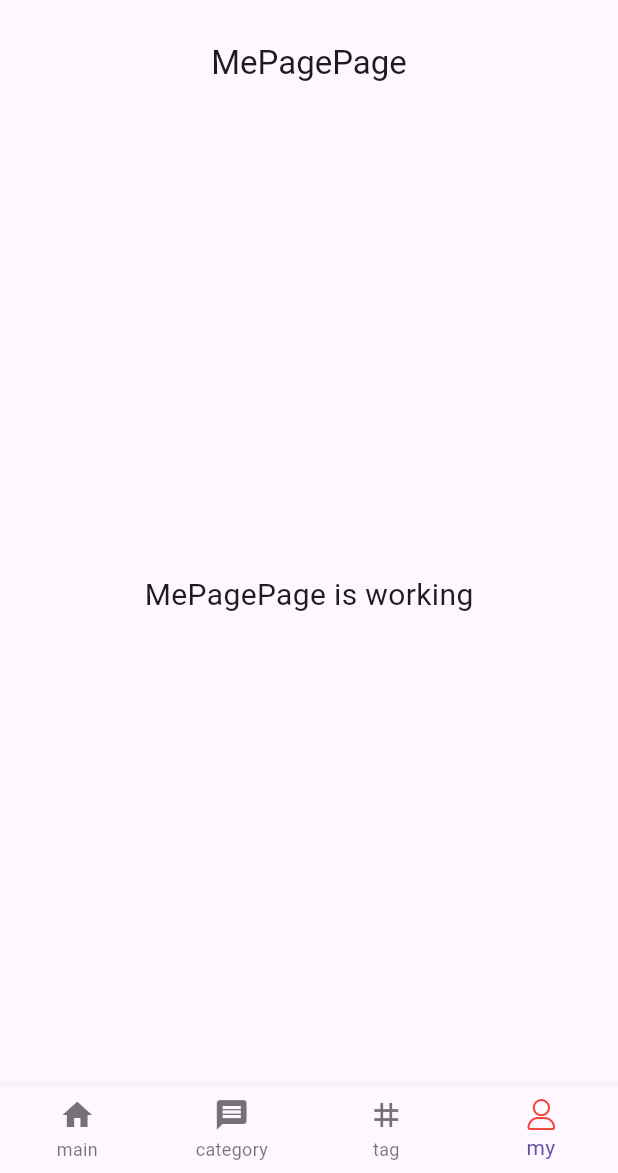
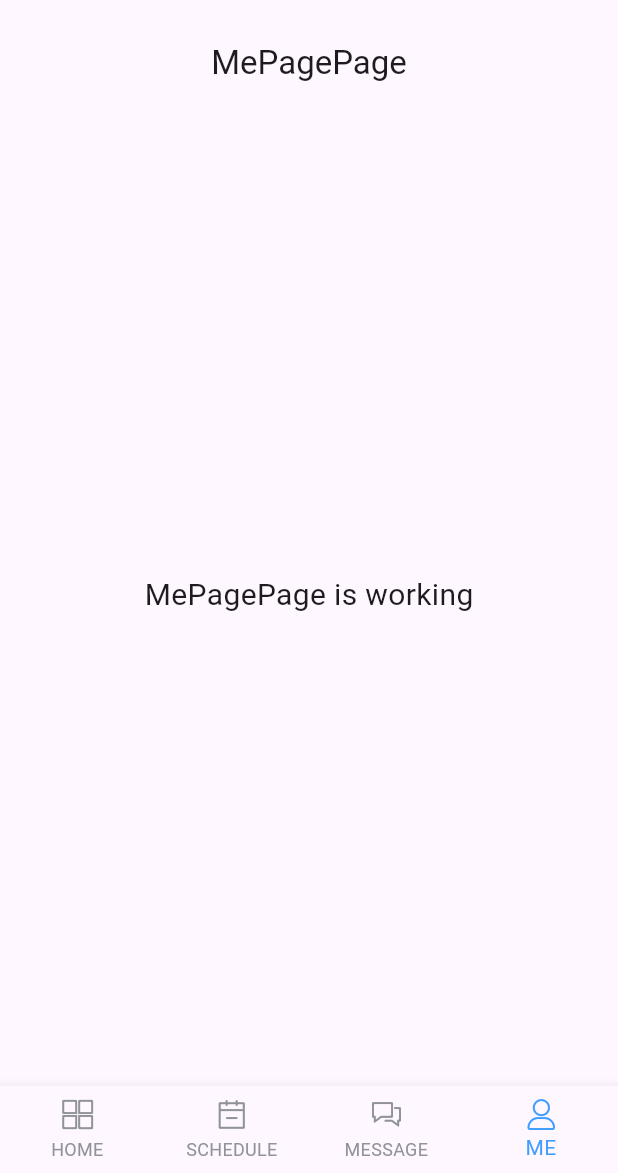
Before and after one commit to ycx211314/codery_app, a Flutter app: the screen it shows after launch, swiped to page 4, on a phone screen of 412 x 824 dp, the part 63-1236 px from its top. Run offline on Flutter 3.47's test engine with Material 3 defaults, Android fonts, the phone set to English and light mode, and no system bars; our stand-ins replace dio, flutter_screenutil.

Commit message:
✨ feat: 添加适配

```diff
--- a/lib/common/config/global.dart
+++ b/lib/common/config/global.dart
@@ -1,6 +1,10 @@
 //定一个Config类，里面有镜头字符串
+import 'dart:ui';
+
 class Config {
   static const String baseUrl = "http://test.com.cn/api/";
   static const int connectTimeout = 6;
   static const int receiveTimeout = 6;
+
+  static const Size designSize = Size(360, 690);
 }
--- /dev/null
+++ b/lib/common/themes/codery_theme.dart
@@ -0,0 +1,25 @@
+import 'package:codery/common/utils/color_helper.dart';
+import 'package:flutter/material.dart';
+
+final Color primaryColor = ColorHelper.hexToColor("#409EFF");
+final Color secondaryLightColor = ColorHelper.hexToColor("#909399");
+
+final Color primaryTextColor = ColorHelper.hexToColor("#303133");
+final Color regularTextColor = ColorHelper.hexToColor("#606266");
+final Color secondaryTextColor = ColorHelper.hexToColor("#909399");
+final Color placeholderTextColor = ColorHelper.hexToColor("#C0C4CC");
+
+final Color backgroundColorW = ColorHelper.hexToColor("#FFFFFF");
+
+final Color borderBaseColor = ColorHelper.hexToColor("#DCDFE6");
+final Color borderLightColor = ColorHelper.hexToColor("#E4E7ED");
+final Color borderLighterColor = ColorHelper.hexToColor("#EBEEF5");
+final Color borderExtraLightColor = ColorHelper.hexToColor("#F2F6FC");
+
+ThemeData coderyTheme = ThemeData(
+  bottomNavigationBarTheme: BottomNavigationBarThemeData(
+      selectedItemColor: primaryColor,
+      unselectedItemColor: secondaryLightColor,
+      selectedIconTheme: IconThemeData(color: primaryColor),
+      unselectedIconTheme: IconThemeData(color: secondaryLightColor)),
+);
--- /dev/null
+++ b/lib/common/utils/color_helper.dart
@@ -0,0 +1,8 @@
+import 'dart:ui';
+
+class ColorHelper {
+//静态方法将16进制颜色转换为Color对象
+  static Color hexToColor(String hex) {
+    return Color(int.parse(hex.replaceAll('#', '0xff')));
+  }
+}
--- a/lib/iconfont.dart
+++ /dev/null
@@ -1,145 +0,0 @@
-import 'package:flutter/material.dart';
-
-class Iconfont {
-    // iconName: 云端同步
-  static const yunduantongbu = IconData(
-    0xe65c,
-    fontFamily: 'Iconfont',
-    matchTextDirection: true,
-  );
-
-  // iconName: 同步任务
-  static const tongburenwu = IconData(
-    0xe686,
-    fontFamily: 'Iconfont',
-    matchTextDirection: true,
-  );
-
-  // iconName: 已完成项目
-  static const yiwanchengxiangmu = IconData(
-    0xe69d,
-    fontFamily: 'Iconfont',
-    matchTextDirection: true,
-  );
-
-  // iconName: 抢单1
-  static const qiangdan1 = IconData(
-    0xe643,
-    fontFamily: 'Iconfont',
-    matchTextDirection: true,
-  );
-
-  // iconName: 已评分
-  static const yipingfen = IconData(
-    0xe6ec,
-    fontFamily: 'Iconfont',
-    matchTextDirection: true,
-  );
-
-  // iconName: 未评分
-  static const weipingfen = IconData(
-    0xe6ed,
-    fontFamily: 'Iconfont',
-    matchTextDirection: true,
-  );
-
-  // iconName: 修改密码
-  static const xiugaimima = IconData(
-    0xe606,
-    fontFamily: 'Iconfont',
-    matchTextDirection: true,
-  );
-
-  // iconName: 悬赏
-  static const xuanshang = IconData(
-    0xe75b,
-    fontFamily: 'Iconfont',
-    matchTextDirection: true,
-  );
-
-  // iconName: 金牌
-  static const jinpai = IconData(
-    0xe600,
-    fontFamily: 'Iconfont',
-    matchTextDirection: true,
-  );
-
-  // iconName: 银牌
-  static const yinpai = IconData(
-    0xe601,
-    fontFamily: 'Iconfont',
-    matchTextDirection: true,
-  );
-
-  // iconName: 数据统计1
-  static const shujutongji1 = IconData(
-    0xe61b,
-    fontFamily: 'Iconfont',
-    matchTextDirection: true,
-  );
-
-  // iconName: 铜牌工厂
-  static const tongpaigongchang = IconData(
-    0xe664,
-    fontFamily: 'Iconfont',
-    matchTextDirection: true,
-  );
-
-  // iconName: 合作
-  static const hezuo = IconData(
-    0xe602,
-    fontFamily: 'Iconfont',
-    matchTextDirection: true,
-  );
-
-  // iconName: 学习中心
-  static const xuexizhongxin = IconData(
-    0xe63d,
-    fontFamily: 'Iconfont',
-    matchTextDirection: true,
-  );
-
-  // iconName: 132
-  static const a132 = IconData(
-    0xedbd,
-    fontFamily: 'Iconfont',
-    matchTextDirection: true,
-  );
-
-  // iconName: 排行榜
-  static const paixingbang = IconData(
-    0xe6f1,
-    fontFamily: 'Iconfont',
-    matchTextDirection: true,
-  );
-
-  // iconName: 退出
-  static const tuichu = IconData(
-    0xe62c,
-    fontFamily: 'Iconfont',
-    matchTextDirection: true,
-  );
-
-  // iconName: 项目
-  static const xiangmu = IconData(
-    0xe639,
-    fontFamily: 'Iconfont',
-    matchTextDirection: true,
-  );
-
-  // iconName: 详情
-  static const xiangqing = IconData(
-    0xe66b,
-    fontFamily: 'Iconfont',
-    matchTextDirection: true,
-  );
-
-  // iconName: 排行榜歌曲
-  static const paixingbanggequ = IconData(
-    0xe6bd,
-    fontFamily: 'Iconfont',
-    matchTextDirection: true,
-  );
-
-
-}
--- a/lib/main.dart
+++ b/lib/main.dart
@@ -1,3 +1,6 @@
+import 'package:codery/common/config/global.dart';
+import 'package:codery/common/themes/codery_theme.dart';
+import 'package:flutter_screenutil/flutter_screenutil.dart';
 import 'package:codery/pages/application/application_page.dart';
 import 'package:flutter/material.dart';
 
@@ -10,132 +13,18 @@ class MyApp extends StatelessWidget {
 
   @override
   Widget build(BuildContext context) {
-    return const MaterialApp(
-      title: 'Codery APP',
-      home: ApplicationPage(),
-      // routes: staticRoutes,
-      debugShowCheckedModeBanner: false,
-    );
+    return ScreenUtilInit(
+        designSize: Config.designSize,
+        minTextAdapt: true,
+        splitScreenMode: true,
+        builder: (context, child) {
+          return MaterialApp(
+            title: 'Codery APP',
+            home: const ApplicationPage(),
+            theme: coderyTheme,
+            // routes: staticRoutes,
+            debugShowCheckedModeBanner: true,
+          );
+        });
   }
 }
-
-// class MyApp extends StatelessWidget {
-//   const MyApp({super.key});
-
-//   // This widget is the root of your application.
-//   @override
-//   Widget build(BuildContext context) {ss
-//     return MaterialApp(
-//       title: 'Flutter Demo',
-//       theme: ThemeData(
-//         // This is the theme of your application.
-//         //
-//         // TRY THIS: Try running your application with "flutter run". You'll see
-//         // the application has a purple toolbar. Then, without quitting the app,
-//         // try changing the seedColor in the colorScheme below to Colors.green
-//         // and then invoke "hot reload" (save your changes or press the "hot
-//         // reload" button in a Flutter-supported IDE, or press "r" if you used
-//         // the command line to start the app).
-//         //
-//         // Notice that the counter didn't reset back to zero; the application
-//         // state is not lost during the reload. To reset the state, use hot
-//         // restart instead.
-//         //
-//         // This works for code too, not just values: Most code changes can be
-//         // tested with just a hot reload.
-//         colorScheme: ColorScheme.fromSeed(seedColor: Colors.deepPurple),
-//         useMaterial3: true,
-//       ),
-//       home: const MyHomePage(title: 'Flutter Demo Home Page'),
-//     );
-//   }
-// }
-
-// class MyHomePage extends StatefulWidget {
-//   const MyHomePage({super.key, required this.title});
-
-//   // This widget is the home page of your application. It is stateful, meaning
-//   // that it has a State object (defined below) that contains fields that affect
-//   // how it looks.
-
-//   // This class is the configuration for the state. It holds the values (in this
-//   // case the title) provided by the parent (in this case the App widget) and
-//   // used by the build method of the State. Fields in a Widget subclass are
-//   // always marked "final".
-
-//   final String title;
-
-//   @override
-//   State<MyHomePage> createState() => _MyHomePageState();
-// }
-
-// class _MyHomePageState extends State<MyHomePage> {
-//   int _counter = 0;
-
-//   void _incrementCounter() {
-//     setState(() {
-//       // This call to setState tells the Flutter framework that something has
-//       // changed in this State, which causes it to rerun the build method below
-//       // so that the display can reflect the updated values. If we changed
-//       // _counter without calling setState(), then the build method would not be
-//       // called again, and so nothing would appear to happen.
-//       _counter++;
-//     });
-//   }
-
-//   @override
-//   Widget build(BuildContext context) {
-//     // This method is rerun every time setState is called, for instance as done
-//     // by the _incrementCounter method above.
-//     //
-//     // The Flutter framework has been optimized to make rerunning build methods
-//     // fast, so that you can just rebuild anything that needs updating rather
-//     // than having to individually change instances of widgets.
-//     ScreenUtil.init(context, designSize: const Size(375, 690));
-
-//     return Scaffold(
-//       appBar: AppBar(
-//         // TRY THIS: Try changing the color here to a specific color (to
-//         // Colors.amber, perhaps?) and trigger a hot reload to see the AppBar
-//         // change color while the other colors stay the same.
-//         backgroundColor: Theme.of(context).colorScheme.inversePrimary,
-//         // Here we take the value from the MyHomePage object that was created by
-//         // the App.build method, and use it to set our appbar title.
-//         title: Text(widget.title),
-//       ),
-//       body: Center(
-//         // Center is a layout widget. It takes a single child and positions it
-//         // in the middle of the parent.
-//         child: Column(
-//           // Column is also a layout widget. It takes a list of children and
-//           // arranges them vertically. By default, it sizes itself to fit its
-//           // children horizontally, and tries to be as tall as its parent.
-//           //
-//           // Column has various properties to control how it sizes itself and
-//           // how it positions its children. Here we use mainAxisAlignment to
-//           // center the children vertically; the main axis here is the vertical
-//           // axis because Columns are vertical (the cross axis would be
-//           // horizontal).
-//           //
-//           // TRY THIS: Invoke "debug painting" (choose the "Toggle Debug Paint"
-//           // action in the IDE, or press "p" in the console), to see the
-//           mainAxisAlignment: MainAxisAlignment.center,
-//           children: <Widget>[
-//             const Text(
-//               'You have pushed the button this many times:',
-//             ),
-//             Text(
-//               '$_counter',
-//               style: Theme.of(context).textTheme.headlineMedium,
-//             ),
-//           ],
-//         ),
-//       ),
-//       floatingActionButton: FloatingActionButton(
-//         onPressed: _incrementCounter,
-//         tooltip: 'Increment',
-//         child: const Icon(Icons.add),
-//       ), // This trailing comma makes auto-formatting nicer for build methods.
-//     );
-//   }
-// }
--- a/lib/pages/application/application_page.dart
+++ b/lib/pages/application/application_page.dart
@@ -1,5 +1,5 @@
 import 'package:codery/common/icons/iconfont.dart';
-import 'package:codery/pages/me/me_page/me_page.dart';
+import 'package:codery/pages/me/me_page.dart';
 import 'package:flutter/material.dart';
 
 /* cSpell:disable */
@@ -17,28 +17,23 @@ class _ApplicationPageState extends State<ApplicationPage>
   late PageController _pageController;
   final List<BottomNavigationBarItem> _bottomTabs = <BottomNavigationBarItem>[
     const BottomNavigationBarItem(
-        icon: Icon(
-          Icons.home,
-        ),
-        activeIcon: Icon(Icons.home_filled),
-        label: 'main'),
+        icon: Icon(Iconfont.gongzuotai),
+        activeIcon: Icon(Iconfont.gongzuotai),
+        label: 'HOME'),
     const BottomNavigationBarItem(
-        icon: Icon(Icons.message),
-        activeIcon: Icon(Icons.message_outlined),
-        label: 'category'),
+        icon: Icon(Iconfont.rili),
+        activeIcon: Icon(Iconfont.rili),
+        label: 'SCHEDULE'),
     const BottomNavigationBarItem(
-        icon: Icon(Icons.tag),
-        activeIcon: Icon(
-          Icons.tag_outlined,
-        ),
-        label: 'tag'),
+        icon: Icon(Iconfont.huiyi),
+        activeIcon: Icon(Iconfont.huiyi),
+        label: 'MESSAGE'),
     const BottomNavigationBarItem(
         icon: Icon(Iconfont.geren),
         activeIcon: Icon(
           Iconfont.geren,
-          color: Colors.red,
         ),
-        label: 'my'),
+        label: 'ME'),
   ];
 
   @override
```
Also changed, not shown: lib/pages/me/me_page.dart (renamed from lib/pages/me/me_page/me_page.dart), 1 other file.
